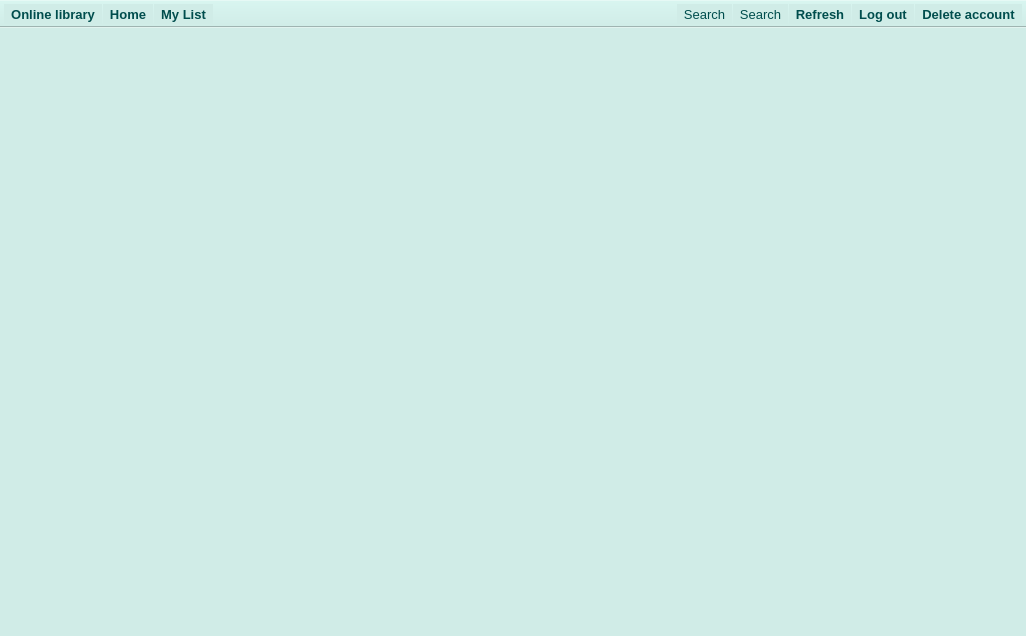
Qt form OnLib/OnLib/MainWindow.ui (Andrew-Gh21/OnLib) before a commit.
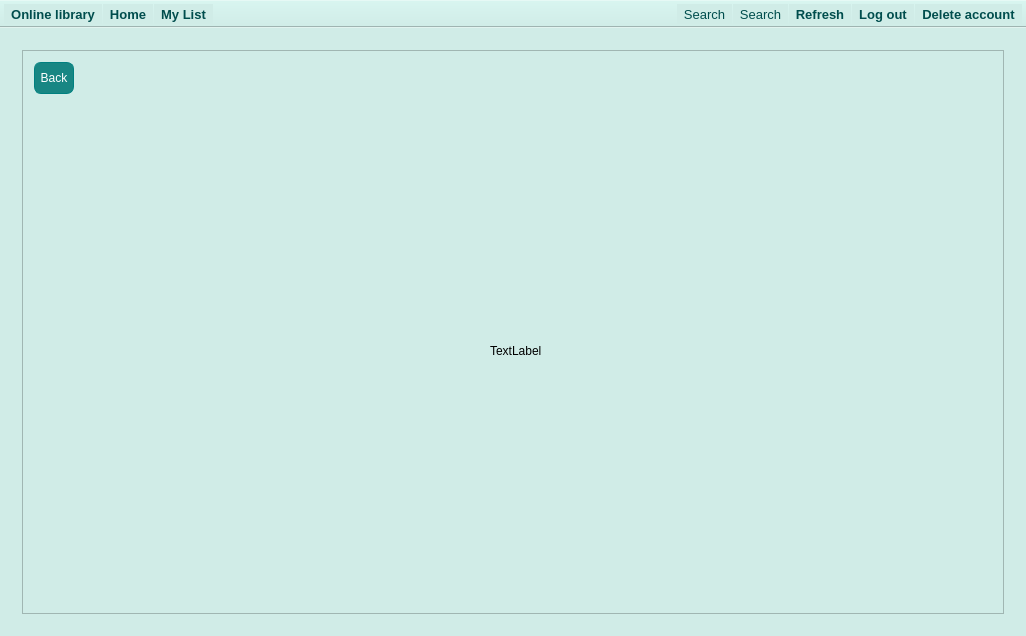
The same form after that commit. Icons and pictures are not drawn.

Commit message:
Added book text page
New page for book text was added and also is finished

What changed in the file:
```diff
--- a/OnLib/OnLib/MainWindow.ui
+++ b/OnLib/OnLib/MainWindow.ui
@@ -45,7 +45,7 @@
        <enum>QFrame::NoFrame</enum>
       </property>
       <property name="currentIndex">
-       <number>2</number>
+       <number>4</number>
       </property>
       <widget class="QWidget" name="homePage">
        <layout class="QGridLayout" name="gridLayout">
@@ -185,8 +185,8 @@
             <rect>
              <x>0</x>
              <y>0</y>
-             <width>982</width>
-             <height>513</height>
+             <width>100</width>
+             <height>30</height>
             </rect>
            </property>
            <layout class="QGridLayout" name="gridLayout_8">
@@ -256,6 +256,117 @@
         </item>
        </layout>
       </widget>
+      <widget class="QWidget" name="page">
+       <layout class="QGridLayout" name="gridLayout_10">
+        <item row="0" column="0">
+         <layout class="QGridLayout" name="gridLayout_9">
+          <item row="0" column="0">
+           <widget class="QScrollArea" name="scrollArea_2">
+            <property name="widgetResizable">
+             <bool>true</bool>
+            </property>
+            <widget class="QWidget" name="scrollAreaWidgetContents_4">
+             <property name="geometry">
+              <rect>
+               <x>0</x>
+               <y>0</y>
+               <width>986</width>
+               <height>520</height>
+              </rect>
+             </property>
+             <layout class="QGridLayout" name="gridLayout_13">
+              <item row="1" column="2">
+               <widget class="QLabel" name="text">
+                <property name="text">
+                 <string>TextLabel</string>
+                </property>
+                <property name="wordWrap">
+                 <bool>true</bool>
+                </property>
+               </widget>
+              </item>
+              <item row="1" column="1">
+               <spacer name="horizontalSpacer">
+                <property name="orientation">
+                 <enum>Qt::Horizontal</enum>
+                </property>
+                <property name="sizeHint" stdset="0">
+                 <size>
+                  <width>40</width>
+                  <height>20</height>
+                 </size>
+                </property>
+               </spacer>
+              </item>
+              <item row="1" column="3">
+               <spacer name="horizontalSpacer_2">
+                <property name="orientation">
+                 <enum>Qt::Horizontal</enum>
+                </property>
+                <property name="sizeHint" stdset="0">
+                 <size>
+                  <width>40</width>
+                  <height>20</height>
+                 </size>
+                </property>
+               </spacer>
+              </item>
+              <item row="0" column="1">
+               <widget class="QPushButton" name="backHomeButton">
+                <property name="maximumSize">
+                 <size>
+                  <width>40</width>
+                  <height>16777215</height>
+                 </size>
+                </property>
+                <property name="styleSheet">
+                 <string notr="true">QPushButton { color: white;
+background-color:  #188683;
+border: 1px solid #008080;
+border-top-left-radius: 7px;
+border-top-right-radius: 7px;
+border-bottom-left-radius: 7px;
+border-bottom-right-radius: 7px;
+height: 30;
+width: 50;
+}
+
+QPushButton:hover { color: white;
+background-color: #009999;
+border: 1px solid #008080;
+border-top-left-radius: 7px;
+border-top-right-radius: 7px;
+border-bottom-left-radius: 7px;
+border-bottom-right-radius: 7px;
+height: 30;
+width: 50;
+}
+
+QPushButton:pressed { color: white;
+background-color: #004d4d;
+border: 1px solid #008080;
+border-top-left-radius: 7px;
+border-top-right-radius: 7px;
+border-bottom-left-radius: 7px;
+border-bottom-right-radius: 7px;
+height: 30;
+width: 50;
+}
+</string>
+                </property>
+                <property name="text">
+                 <string>Back</string>
+                </property>
+               </widget>
+              </item>
+             </layout>
+            </widget>
+           </widget>
+          </item>
+         </layout>
+        </item>
+       </layout>
+      </widget>
      </widget>
     </item>
    </layout>
```
Left out of the diff: 28 changed lines with no effect on the pictures. The commit also changes 3 other files.
